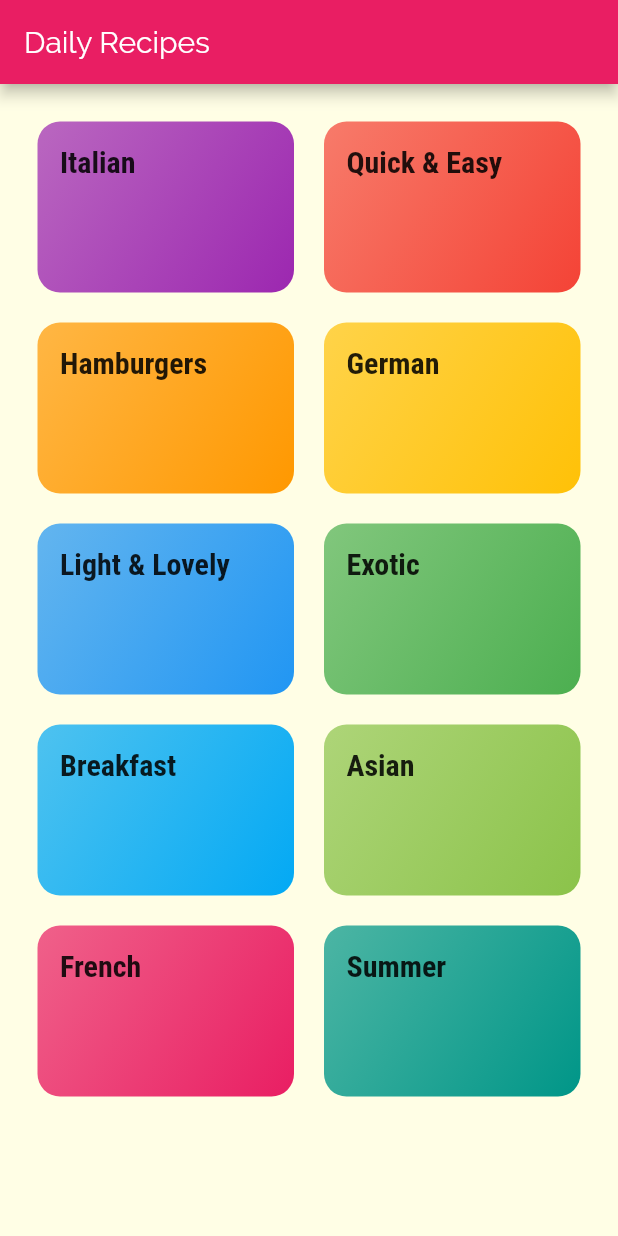
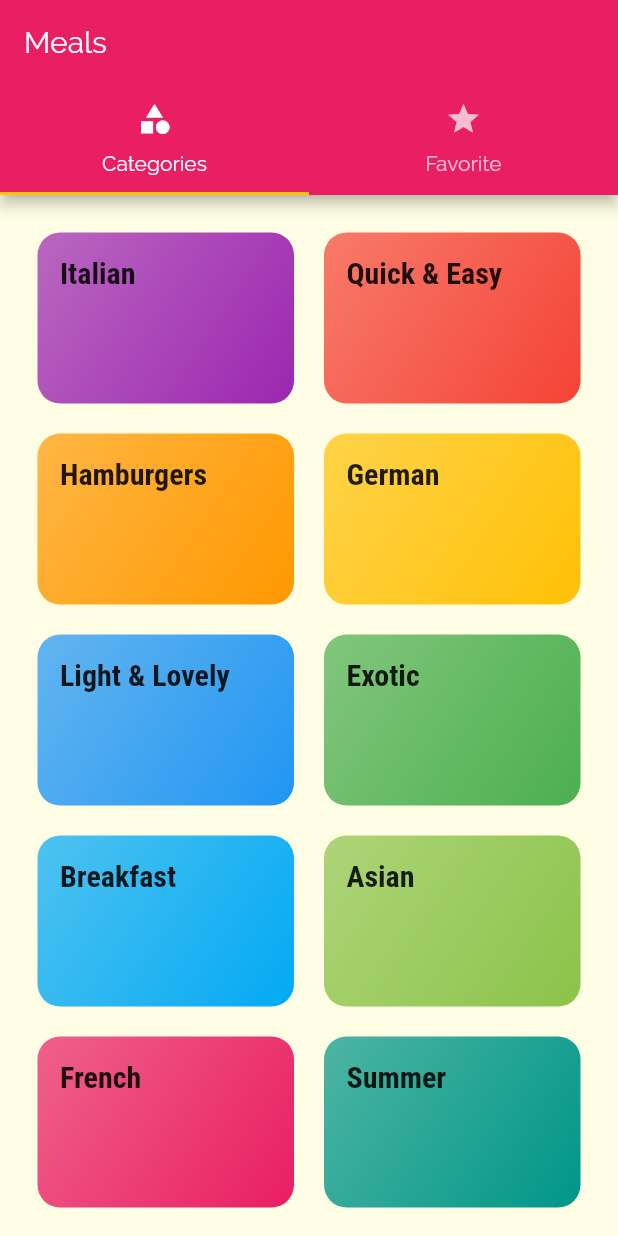
Before and after one commit to TammamKhalaf/Daily_Recipes, a Flutter app: the screen it shows after launch, on a phone screen of 412 x 824 dp. Run offline on Flutter 3.47's test engine with Material 2 defaults, Android fonts, the phone set to English and light mode, and no system bars.

Commit message:
adding a tabBar to the appBar

```diff
--- a/lib/main.dart
+++ b/lib/main.dart
@@ -1,6 +1,7 @@
 import 'dart:ui';
 
 import 'package:DailyRecipes/screens/meal_detail_screen.dart';
+import 'package:DailyRecipes/screens/tabs_screen.dart';
 import 'package:flutter/material.dart';
 
 import 'file:///C:/Users/TAMMAM/DailyRecipes/lib/screens/category_meals_screen.dart';
@@ -31,7 +32,7 @@ class MyApp extends StatelessWidget {
       initialRoute: '/',
       //default is '/'
       routes: {
-        '/': (ctx) => CategoriesScreen(),
+        '/': (ctx) => TapsScreen(),
         CategoryMealsScreen.routeCategoryMeals: (ctx) => CategoryMealsScreen(),
         MealDetailScreen.routeName: (ctx) => MealDetailScreen(),
       },
--- a/lib/screens/categories_screen.dart
+++ b/lib/screens/categories_screen.dart
@@ -1,17 +1,13 @@
-import '../widgets/category_item.dart';
 import 'package:flutter/cupertino.dart';
 import 'package:flutter/material.dart';
 
 import '../dummy_data.dart';
+import '../widgets/category_item.dart';
 
 class CategoriesScreen extends StatelessWidget {
   @override
   Widget build(BuildContext context) {
-    return Scaffold(
-      appBar: AppBar(
-        title: const Text("Daily Recipes"),
-      ),
-      body: GridView(
+    return GridView(
       padding: const EdgeInsets.all(25),
       children: DUMMY_CATEGORIES
           .map(
@@ -25,7 +21,6 @@ class CategoriesScreen extends StatelessWidget {
         crossAxisSpacing: 20,
         mainAxisSpacing: 20,
       ),
-      ),
     );
   }
 }
--- /dev/null
+++ b/lib/screens/favorites_screen.dart
@@ -0,0 +1,8 @@
+import 'package:flutter/widgets.dart';
+
+class FavoritesScreen extends StatelessWidget {
+  @override
+  Widget build(BuildContext context) {
+    return Center(child: Text('The Favorites'),);
+  }
+}
--- /dev/null
+++ b/lib/screens/tabs_screen.dart
@@ -0,0 +1,42 @@
+import 'package:DailyRecipes/screens/favorites_screen.dart';
+import 'package:flutter/cupertino.dart';
+import 'package:flutter/material.dart';
+import 'categories_screen.dart';
+
+class TapsScreen extends StatefulWidget {
+  @override
+  _TapsScreenState createState() => _TapsScreenState();
+}
+
+class _TapsScreenState extends State<TapsScreen> {
+  @override
+  Widget build(BuildContext context) {
+    return DefaultTabController(
+      length: 2,
+      child: Scaffold(
+        appBar: AppBar(
+          title: Text('Meals'),
+          bottom: TabBar(
+            tabs: [
+              Tab(
+                icon: Icon(
+                  Icons.category,
+                ),
+                text: 'Categories',
+              ),
+              Tab(
+                icon: Icon(
+                  Icons.star,
+                ),
+                text: 'Favorite',
+              ),
+            ],//<widget>[]
+          ),
+        ),
+        body: TabBarView(children: [
+          CategoriesScreen(),FavoritesScreen()
+        ],),
+      ),
+    );
+  }
+}
```
Also changed, not shown: 3 other files. Lines whose indentation alone changed are shown as unchanged.
